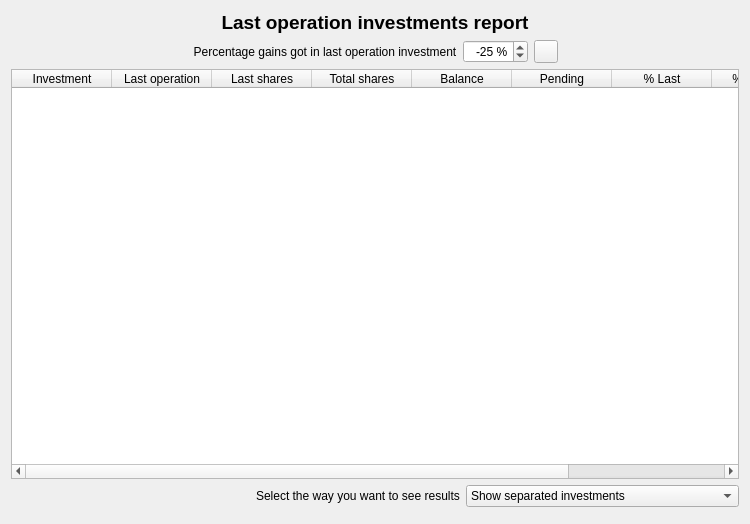
Before: the Qt Designer form xulpymoney/ui/wdgLastCurrent.ui in turulomio/xulpymoney, drawn with Qt 5.
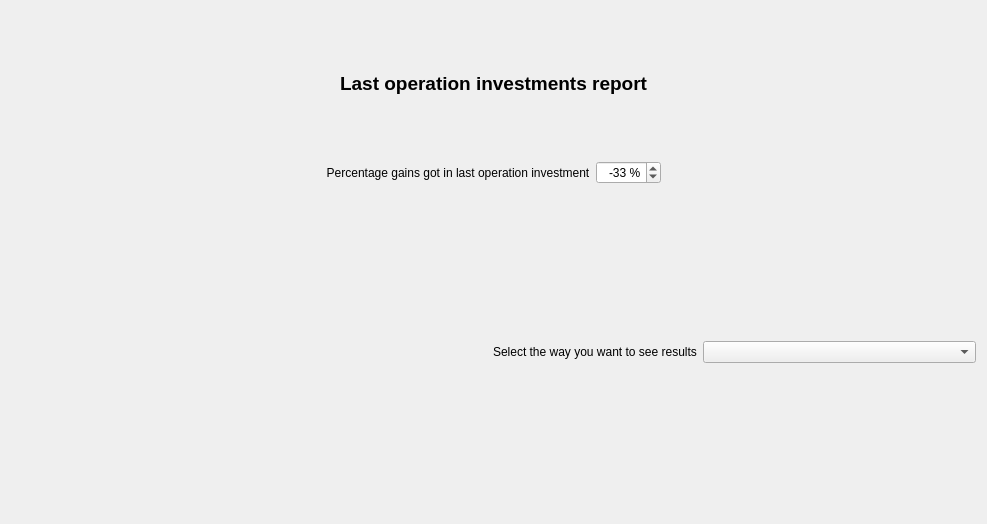
After: the same form once the commit is applied. Icons and pictures are not drawn. Custom widgets are drawn as their Qt base class.

Commit message: Addapting code to new myQTableWidget. wdgLast

```diff
--- a/xulpymoney/ui/wdgLastCurrent.ui
+++ b/xulpymoney/ui/wdgLastCurrent.ui
@@ -6,7 +6,7 @@
    <rect>
     <x>0</x>
     <y>0</y>
-    <width>750</width>
+    <width>987</width>
     <height>524</height>
    </rect>
   </property>
@@ -79,18 +79,7 @@
           <number>5</number>
          </property>
          <property name="value">
-          <number>-25</number>
-         </property>
-        </widget>
-       </item>
-       <item>
-        <widget class="QToolButton" name="cmd">
-         <property name="text">
-          <string/>
-         </property>
-         <property name="icon">
-          <iconset resource="../images/xulpymoney.qrc">
-           <normaloff>:/xulpymoney/button_ok.png</normaloff>:/xulpymoney/button_ok.png</iconset>
+          <number>-33</number>
          </property>
         </widget>
        </item>
@@ -110,71 +99,7 @@
       </layout>
      </item>
      <item>
-      <widget class="myQTableWidget" name="tblInvestments">
-       <property name="contextMenuPolicy">
-        <enum>Qt::CustomContextMenu</enum>
-       </property>
-       <property name="editTriggers">
-        <set>QAbstractItemView::NoEditTriggers</set>
-       </property>
-       <property name="alternatingRowColors">
-        <bool>true</bool>
-       </property>
-       <property name="selectionMode">
-        <enum>QAbstractItemView::SingleSelection</enum>
-       </property>
-       <property name="selectionBehavior">
-        <enum>QAbstractItemView::SelectRows</enum>
-       </property>
-       <attribute name="verticalHeaderVisible">
-        <bool>false</bool>
-       </attribute>
-       <column>
-        <property name="text">
-         <string>Investment</string>
-        </property>
-       </column>
-       <column>
-        <property name="text">
-         <string>Last operation</string>
-        </property>
-       </column>
-       <column>
-        <property name="text">
-         <string>Last shares</string>
-        </property>
-       </column>
-       <column>
-        <property name="text">
-         <string>Total shares</string>
-        </property>
-       </column>
-       <column>
-        <property name="text">
-         <string>Balance</string>
-        </property>
-       </column>
-       <column>
-        <property name="text">
-         <string>Pending</string>
-        </property>
-       </column>
-       <column>
-        <property name="text">
-         <string>% Last</string>
-        </property>
-       </column>
-       <column>
-        <property name="text">
-         <string>% Invested</string>
-        </property>
-       </column>
-       <column>
-        <property name="text">
-         <string>% Selling point</string>
-        </property>
-       </column>
-      </widget>
+      <widget class="myQTableWidget" name="mqtwInvestments" native="true"/>
      </item>
      <item>
       <layout class="QHBoxLayout" name="horizontalLayout_2">
@@ -200,6 +125,9 @@
        </item>
        <item>
         <widget class="QComboBox" name="cmbSameProduct">
+         <property name="currentIndex">
+          <number>-1</number>
+         </property>
          <property name="sizeAdjustPolicy">
           <enum>QComboBox::AdjustToContents</enum>
          </property>
@@ -348,7 +276,7 @@
  <customwidgets>
   <customwidget>
    <class>myQTableWidget</class>
-   <extends>QTableWidget</extends>
+   <extends>QWidget</extends>
    <header location="global">myqtablewidget</header>
   </customwidget>
  </customwidgets>
```
Left out of the diff: 4 changed lines with no effect on the pictures. The commit also changes 8 other files.
